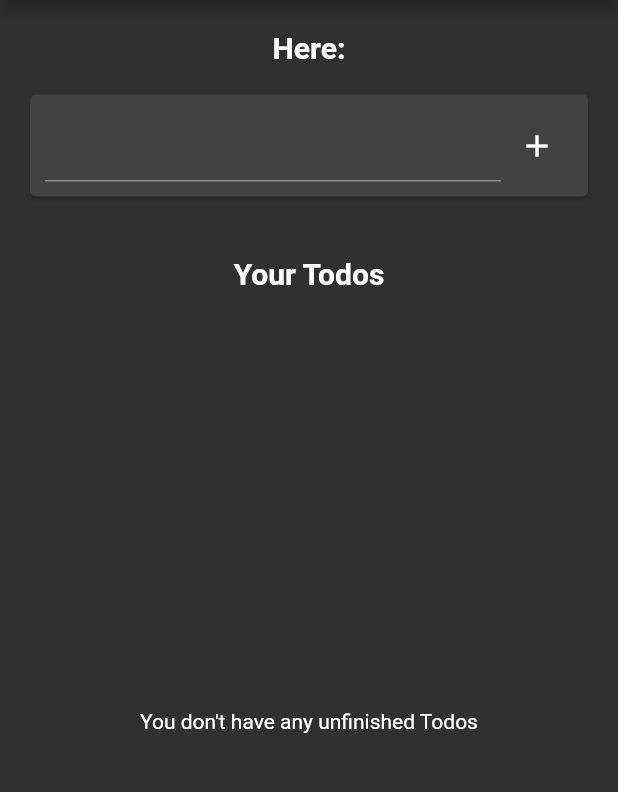
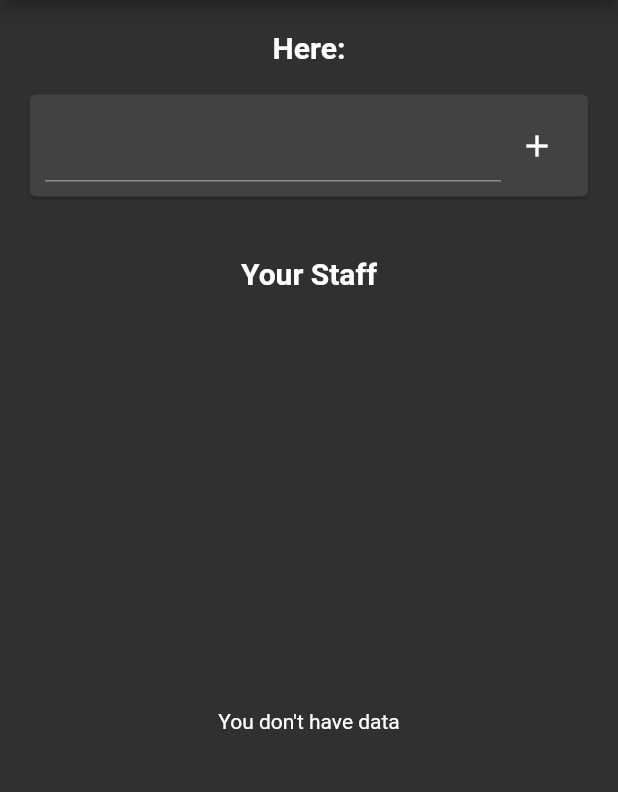
Before and after one commit to Anthony-10/vault, a Flutter app: the screen it shows once a user with an empty profile is signed in, on a phone screen of 412 x 824 dp, the part 84-876 px from its top. Run offline on Flutter 3.47's test engine with Material 2 defaults, Android fonts, the phone set to English and light mode, and no system bars; our stand-ins replace cloud_firestore, firebase_auth, firebase_core; accounts and stored records are empty; network calls fail.

```diff
--- a/lib/main.dart
+++ b/lib/main.dart
@@ -53,7 +53,6 @@ class Root extends StatefulWidget {
 }
 
 class _RootState extends State<Root> {
-
   final FirebaseAuth _auth = FirebaseAuth.instance;
   final FirebaseFirestore _firestore = FirebaseFirestore.instance;
 
--- a/lib/model/todo.dart
+++ b/lib/model/todo.dart
@@ -8,12 +8,12 @@ class TodoModel {
   TodoModel({
     this.todoId,
     this.content,
-   // this.done,
+    // this.done,
   });
 
   TodoModel.fromDocumentSnapshot({DocumentSnapshot documentSnapshot}) {
     todoId = documentSnapshot.id;
     content = documentSnapshot.data()['content'] as String;
-   // done = documentSnapshot.data()['done'] as bool;
+    // done = documentSnapshot.data()['done'] as bool;
   }
 }
--- a/lib/screens/home.dart
+++ b/lib/screens/home.dart
@@ -10,10 +10,7 @@ class Home extends StatefulWidget {
   final FirebaseAuth auth;
   final FirebaseFirestore firestore;
 
-  const Home({
-    this.auth,
-    this.firestore
-  });
+  const Home({this.auth, this.firestore});
 
   @override
   _HomeState createState() => _HomeState();
@@ -58,6 +55,9 @@ class _HomeState extends State<Home> {
                 children: [
                   Expanded(
                     child: TextFormField(
+                      keyboardType: TextInputType.multiline,
+                      maxLines: null,
+                      //textInputAction: TextInputAction.newline,
                       key: const ValueKey("addField"),
                       controller: _todoController,
                     ),
@@ -84,7 +84,7 @@ class _HomeState extends State<Home> {
             height: 20,
           ),
           const Text(
-            "Your Todos",
+            "Your Staff",
             style: TextStyle(
               fontSize: 20,
               fontWeight: FontWeight.bold,
@@ -99,7 +99,7 @@ class _HomeState extends State<Home> {
                 if (snapshot.connectionState == ConnectionState.active) {
                   if (snapshot.data.isEmpty) {
                     return const Center(
-                      child: Text("You don't have any unfinished Todos"),
+                      child: Text("You don't have data"),
                     );
                   }
                   return ListView.builder(
```
Also changed, not shown: lib/screens/login.dart (+5 -2 lines), lib/services/database.dart (+17 -19 lines), lib/widgets/todo_card.dart (line endings or trailing spaces).
